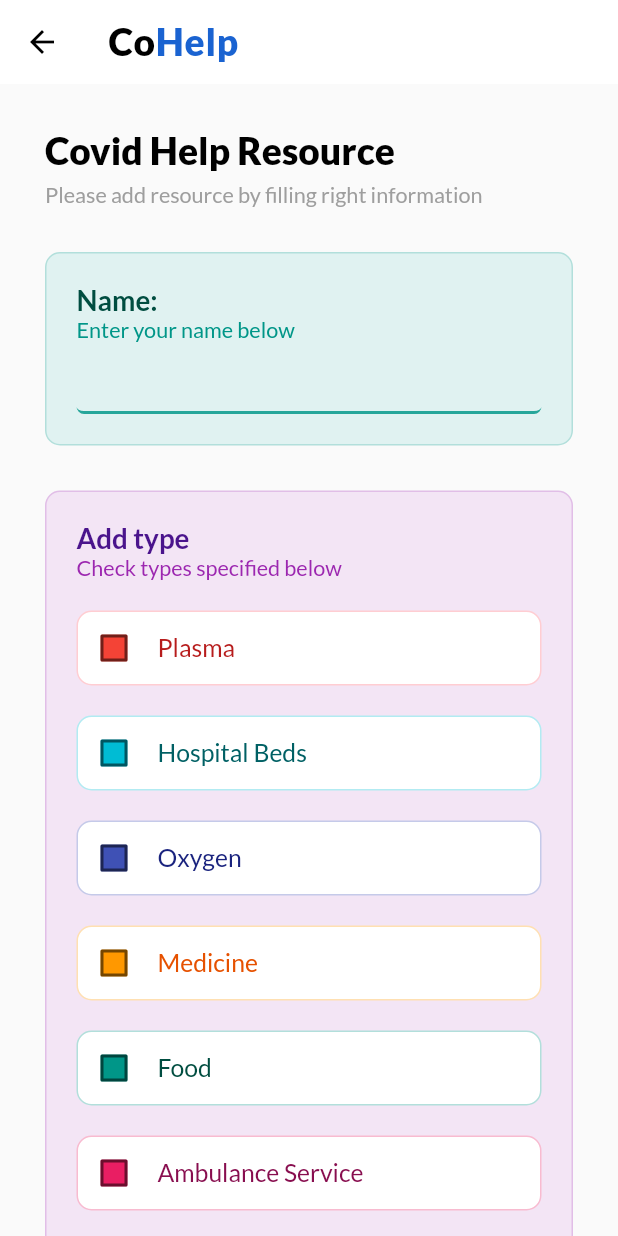
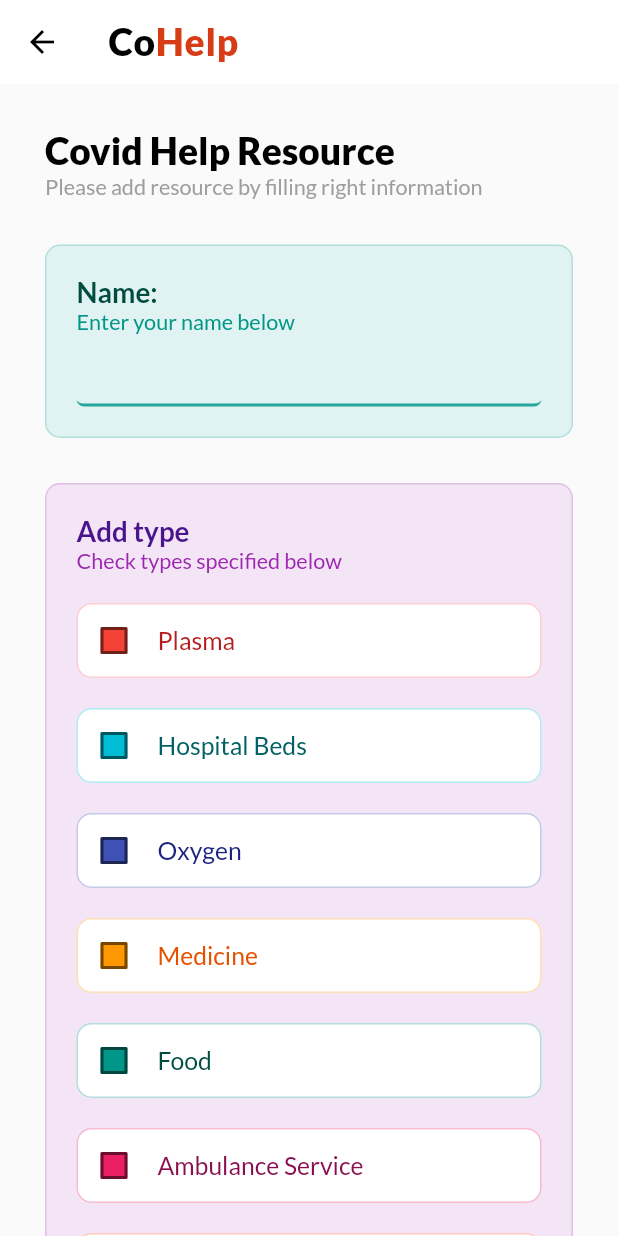
Before and after one commit to Ujjwal-here/Covid-help, a Flutter app: the HelpForm screen opened directly, on a phone screen of 412 x 824 dp. Run offline on Flutter 3.47's test engine with Material 2 defaults, Android fonts, the phone set to English and light mode, and no system bars; our stand-ins replace cloud_firestore, csc_picker, equatable, firebase_auth, firebase_core, get and 2 more; missing offline and left inert: enum_to_string; accounts and stored records are empty; statements that could not run were skipped.

Commit message:
minor changes

```diff
--- a/lib/screens/form.dart
+++ b/lib/screens/form.dart
@@ -62,7 +62,7 @@ class _HelpFormState extends State<HelpForm> {
                 "Help",
                 style: GoogleFonts.lato(
                   fontSize: SizeConfig.safeBlockHorizontal * 6,
-                  color: Color.fromRGBO(26, 99, 209, 1),
+                  color: const Color.fromRGBO(214, 61, 22, 1),
                   fontWeight: FontWeight.w900,
                   letterSpacing: 0.5,
                 ),
@@ -86,8 +86,7 @@ class _HelpFormState extends State<HelpForm> {
                 child: ListView(
                   padding: const EdgeInsets.all(30),
                   children: [
-                    Container(
-                      child: Text(
+                    Text(
                       "Covid Help Resource",
                       style: GoogleFonts.lato(
                         fontWeight: FontWeight.w900,
@@ -95,15 +94,11 @@ class _HelpFormState extends State<HelpForm> {
                         color: Colors.black,
                       ),
                     ),
-                    ),
-                    Container(
-                      margin: EdgeInsets.only(right: 30, top: 5),
-                      child: Text(
+                    Text(
                       "Please add resource by filling right information",
                       style: GoogleFonts.lato(
                         fontSize: SizeConfig.safeBlockHorizontal * 3.5,
                         color: Colors.grey,
-                        ),
                       ),
                     ),
                     Container(
@@ -115,7 +110,7 @@ class _HelpFormState extends State<HelpForm> {
                           color: Colors.teal[100],
                         ),
                       ),
-                      margin: EdgeInsets.only(top: 30),
+                      margin: const EdgeInsets.only(top: 30),
                       child: Column(
                         crossAxisAlignment: CrossAxisAlignment.start,
                         children: [
@@ -202,7 +197,7 @@ class _HelpFormState extends State<HelpForm> {
                               ),
                               color: Colors.white,
                             ),
-                            margin: EdgeInsets.only(top: 20),
+                            margin: const EdgeInsets.only(top: 20),
                             child: Row(
                               children: [
                                 Checkbox(
@@ -223,7 +218,7 @@ class _HelpFormState extends State<HelpForm> {
                                       MaterialStateProperty.all(Colors.red),
                                 ),
                                 Container(
-                                  margin: EdgeInsets.only(left: 5),
+                                  margin: const EdgeInsets.only(left: 5),
                                   child: Text(
                                     "Plasma",
                                     style: GoogleFonts.lato(
@@ -245,7 +240,7 @@ class _HelpFormState extends State<HelpForm> {
                               ),
                               color: Colors.white,
                             ),
-                            margin: EdgeInsets.only(top: 20),
+                            margin: const EdgeInsets.only(top: 20),
                             child: Row(
                               children: [
                                 Checkbox(
@@ -269,7 +264,7 @@ class _HelpFormState extends State<HelpForm> {
                                       MaterialStateProperty.all(Colors.cyan),
                                 ),
                                 Container(
-                                  margin: EdgeInsets.only(left: 5),
+                                  margin: const EdgeInsets.only(left: 5),
                                   child: Text(
                                     "Hospital Beds",
                                     style: GoogleFonts.lato(
@@ -291,7 +286,7 @@ class _HelpFormState extends State<HelpForm> {
                               ),
                               color: Colors.white,
                             ),
-                            margin: EdgeInsets.only(top: 20),
+                            margin: const EdgeInsets.only(top: 20),
                             child: Row(
                               children: [
                                 Checkbox(
@@ -314,7 +309,7 @@ class _HelpFormState extends State<HelpForm> {
                                       MaterialStateProperty.all(Colors.indigo),
                                 ),
                                 Container(
-                                  margin: EdgeInsets.only(left: 5),
+                                  margin: const EdgeInsets.only(left: 5),
                                   child: Text(
                                     "Oxygen",
                                     style: GoogleFonts.lato(
@@ -336,7 +331,7 @@ class _HelpFormState extends State<HelpForm> {
                               ),
                               color: Colors.white,
                             ),
-                            margin: EdgeInsets.only(top: 20),
+                            margin: const EdgeInsets.only(top: 20),
                             child: Row(
                               children: [
                                 Checkbox(
@@ -358,7 +353,7 @@ class _HelpFormState extends State<HelpForm> {
                                       MaterialStateProperty.all(Colors.orange),
                                 ),
                                 Container(
-                                  margin: EdgeInsets.only(left: 5),
+                                  margin: const EdgeInsets.only(left: 5),
                                   child: Text(
                                     "Medicine",
                                     style: GoogleFonts.lato(
@@ -380,7 +375,7 @@ class _HelpFormState extends State<HelpForm> {
                               ),
                               color: Colors.white,
                             ),
-                            margin: EdgeInsets.only(top: 20),
+                            margin: const EdgeInsets.only(top: 20),
                             child: Row(
                               children: [
                                 Checkbox(
@@ -402,7 +397,7 @@ class _HelpFormState extends State<HelpForm> {
                                       MaterialStateProperty.all(Colors.teal),
                                 ),
                                 Container(
-                                  margin: EdgeInsets.only(left: 5),
+                                  margin: const EdgeInsets.only(left: 5),
                                   child: Text(
                                     "Food",
                                     style: GoogleFonts.lato(
@@ -468,7 +463,7 @@ class _HelpFormState extends State<HelpForm> {
                               ),
                               color: Colors.white,
                             ),
-                            margin: EdgeInsets.only(top: 20),
+                            margin: const EdgeInsets.only(top: 20),
                             child: Column(
                               children: [
                                 Row(
@@ -492,7 +487,7 @@ class _HelpFormState extends State<HelpForm> {
                                           Colors.deepOrange),
                                     ),
                                     Container(
-                                      margin: EdgeInsets.only(left: 5),
+                                      margin: const EdgeInsets.only(left: 5),
                                       child: Text(
                                         "Blood",
                                         style: GoogleFonts.lato(
@@ -556,10 +551,14 @@ class _HelpFormState extends State<HelpForm> {
                                   color: Colors.blue[100],
                                 ),
                               ),
-                              selectedItemStyle: GoogleFonts.lato(),
+                              selectedItemStyle: GoogleFonts.lato(
+                                fontSize: SizeConfig.safeBlockHorizontal * 3.5,
+                              ),
                               dropdownHeadingStyle:
                                   GoogleFonts.lato(color: Colors.white),
-                              dropdownItemStyle: GoogleFonts.lato(),
+                              dropdownItemStyle: GoogleFonts.lato(
+                                fontSize: SizeConfig.safeBlockHorizontal * 3.5,
+                              ),
                               flagState: CountryFlag.DISABLE,
                               onCountryChanged: (value) {
                                 print(value);
@@ -584,7 +583,7 @@ class _HelpFormState extends State<HelpForm> {
                           color: Colors.green[100],
                         ),
                       ),
-                      margin: EdgeInsets.only(top: 30),
+                      margin: const EdgeInsets.only(top: 30),
                       child: Column(
                         crossAxisAlignment: CrossAxisAlignment.start,
                         children: [
@@ -644,7 +643,7 @@ class _HelpFormState extends State<HelpForm> {
                           color: Colors.red[100],
                         ),
                       ),
-                      margin: EdgeInsets.only(top: 30),
+                      margin: const EdgeInsets.only(top: 30),
                       child: Column(
                         crossAxisAlignment: CrossAxisAlignment.start,
                         children: [
@@ -704,7 +703,7 @@ class _HelpFormState extends State<HelpForm> {
                           color: Colors.indigo[100],
                         ),
                       ),
-                      margin: EdgeInsets.only(top: 30),
+                      margin: const EdgeInsets.only(top: 30),
                       child: Column(
                         crossAxisAlignment: CrossAxisAlignment.start,
                         children: [
@@ -756,7 +755,7 @@ class _HelpFormState extends State<HelpForm> {
                       ),
                     ),
                     Container(
-                      margin: EdgeInsets.only(top: 30),
+                      margin: const EdgeInsets.only(top: 30),
                       width: double.infinity,
                       child: ElevatedButton(
                         onPressed: () {
@@ -774,7 +773,7 @@ class _HelpFormState extends State<HelpForm> {
                               EdgeInsets.all(15),
                             ),
                             backgroundColor: MaterialStateProperty.all(
-                              Color.fromRGBO(26, 99, 209, 1),
+                              const Color.fromRGBO(26, 99, 209, 1),
                             ),
                             textStyle: MaterialStateProperty.all(
                               GoogleFonts.lato(
```
Lines whose indentation alone changed are shown as unchanged.
